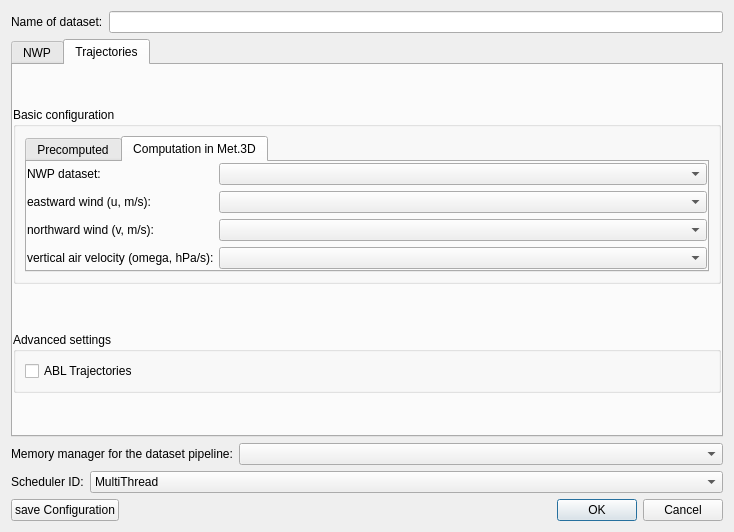
chrismile/met.3d, file src/gxfw/adddatasetdialog.ui: the form before one commit.
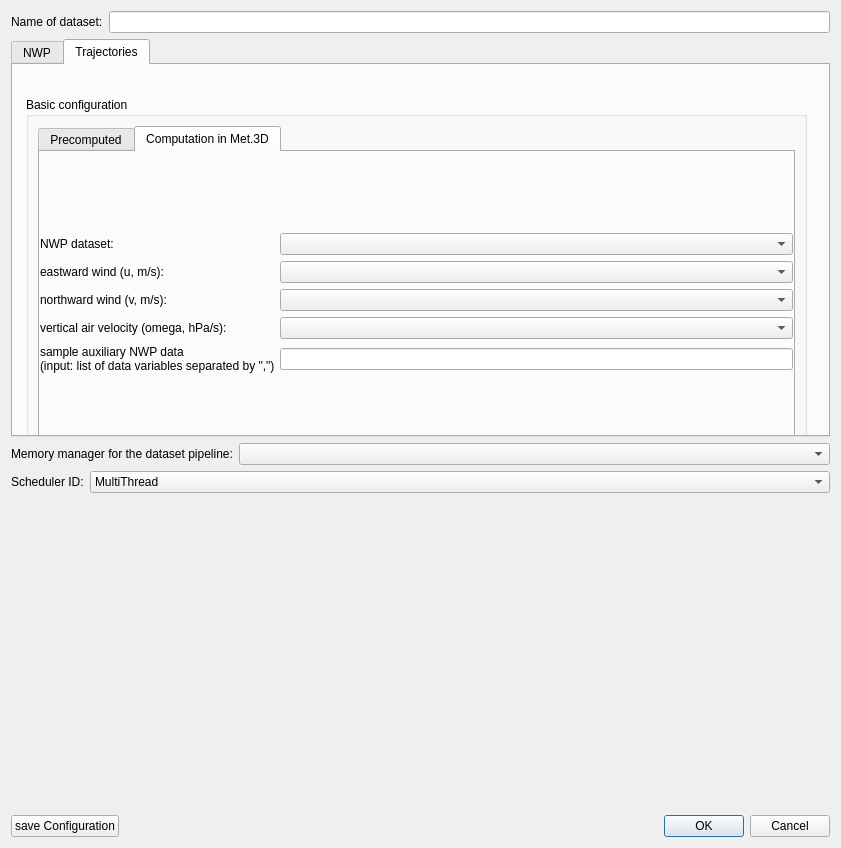
The form after the commit. The open tabs and pages were chosen to show the change.

Commit message: add support for sampling and rendering auxiliary data along trajectories

Diff of the .ui file:
```diff
--- a/src/gxfw/adddatasetdialog.ui
+++ b/src/gxfw/adddatasetdialog.ui
@@ -6,8 +6,8 @@
    <rect>
     <x>0</x>
     <y>0</y>
-    <width>734</width>
-    <height>525</height>
+    <width>841</width>
+    <height>848</height>
    </rect>
   </property>
   <property name="windowTitle">
@@ -296,34 +296,15 @@
       <attribute name="title">
        <string>Trajectories</string>
       </attribute>
-      <layout class="QVBoxLayout" name="verticalLayout_7">
-       <property name="leftMargin">
-        <number>0</number>
-       </property>
-       <property name="topMargin">
-        <number>0</number>
-       </property>
-       <property name="rightMargin">
-        <number>0</number>
-       </property>
-       <property name="bottomMargin">
-        <number>0</number>
-       </property>
-       <item>
-        <spacer name="verticalSpacer_4">
-         <property name="orientation">
-          <enum>Qt::Vertical</enum>
-         </property>
-         <property name="sizeHint" stdset="0">
-          <size>
-           <width>20</width>
-           <height>10</height>
-          </size>
-         </property>
-        </spacer>
-       </item>
-       <item>
         <widget class="QGroupBox" name="groupBox_3">
+       <property name="geometry">
+        <rect>
+         <x>13</x>
+         <y>32</y>
+         <width>781</width>
+         <height>371</height>
+        </rect>
+       </property>
          <property name="title">
           <string>Basic configuration</string>
          </property>
@@ -336,6 +317,9 @@
          <layout class="QVBoxLayout" name="verticalLayout_5">
           <item>
            <widget class="QTabWidget" name="trajectoriesTypeTabWidget">
+          <property name="enabled">
+           <bool>true</bool>
+          </property>
             <property name="currentIndex">
              <number>0</number>
             </property>
@@ -513,6 +497,17 @@
                   </property>
                  </widget>
                 </item>
+              <item row="4" column="0">
+               <widget class="QLabel" name="label_9">
+                <property name="text">
+                 <string>sample auxiliary NWP data 
+(input: list of data variables separated by &quot;,&quot;)</string>
+                </property>
+               </widget>
+              </item>
+              <item row="4" column="1">
+               <widget class="QLineEdit" name="auxDataVarsAlongTrajsLineEdit"/>
+              </item>
                </layout>
               </item>
              </layout>
@@ -521,22 +516,15 @@
           </item>
          </layout>
         </widget>
-       </item>
-       <item>
-        <spacer name="verticalSpacer_2">
-         <property name="orientation">
-          <enum>Qt::Vertical</enum>
-         </property>
-         <property name="sizeHint" stdset="0">
-          <size>
-           <width>20</width>
-           <height>10</height>
-          </size>
-         </property>
-        </spacer>
-       </item>
-       <item>
         <widget class="QGroupBox" name="groupBox_7">
+       <property name="geometry">
+        <rect>
+         <x>10</x>
+         <y>420</y>
+         <width>637</width>
+         <height>91</height>
+        </rect>
+       </property>
          <property name="title">
           <string>Advanced settings</string>
          </property>
@@ -546,31 +534,29 @@
          <property name="checkable">
           <bool>false</bool>
          </property>
-         <layout class="QVBoxLayout" name="verticalLayout_11">
-          <item>
+       <layout class="QFormLayout" name="formLayout">
+        <item row="0" column="0">
            <widget class="QCheckBox" name="ablTrajectoriesCheckBox">
             <property name="text">
              <string>ABL Trajectories</string>
             </property>
            </widget>
           </item>
-         </layout>
-        </widget>
-       </item>
-       <item>
-        <spacer name="verticalSpacer_5">
+        <item row="0" column="1">
+         <spacer name="verticalSpacer_2">
          <property name="orientation">
           <enum>Qt::Vertical</enum>
          </property>
          <property name="sizeHint" stdset="0">
           <size>
            <width>20</width>
-           <height>20</height>
+            <height>5</height>
           </size>
          </property>
         </spacer>
        </item>
       </layout>
+      </widget>
      </widget>
     </widget>
    </item>
```
Left out of the diff: 62 changed lines with no effect on the pictures. Lines whose indentation alone changed are shown as unchanged. The commit also changes 15 other files.
